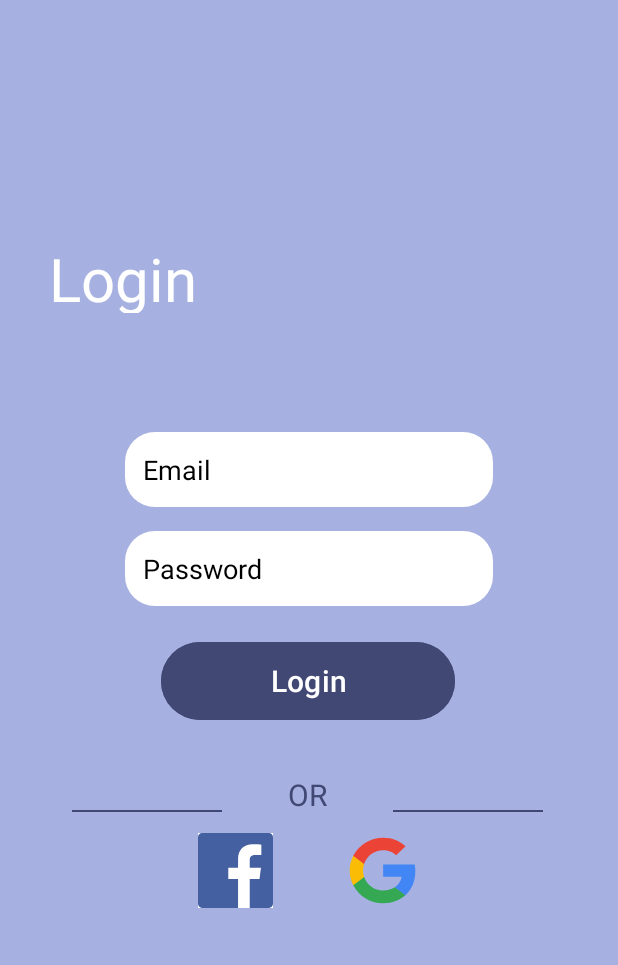
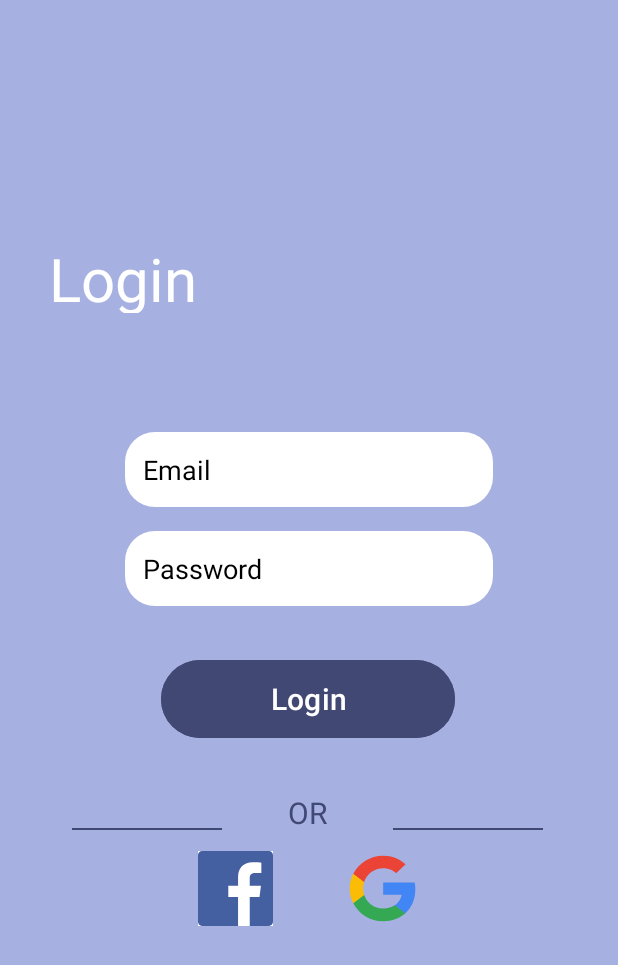
Before and after one commit to saraashraf11/Taste-Finder, an Android app: the LoginActivity screen opened directly, with no data from a screen before it, on a phone screen of 412 x 824 dp. Shown: the top 965 px of the screen. Run offline under Robolectric (Android 15) with nearby library versions, the phone set to English and light mode, and no system bars; 1 statement that could not run was skipped.

Commit message:
'besho'update'

```diff
--- a/TasteFinder/app/src/main/res/layout/activity_login.xml
+++ b/TasteFinder/app/src/main/res/layout/activity_login.xml
@@ -26,12 +26,10 @@
         app:layout_constraintStart_toEndOf="@+id/tvOr"
         app:layout_constraintTop_toBottomOf="@+id/btnLogin" />
 
-
     <ImageView
         android:id="@+id/google_login"
         android:layout_width="wrap_content"
         android:layout_height="wrap_content"
-        android:layout_alignParentEnd="true"
         android:layout_marginTop="4dp"
         android:layout_marginEnd="132dp"
         android:src="@drawable/google_svgrepo_com"
@@ -55,16 +53,15 @@
         android:layout_width="245dp"
         android:layout_height="50dp"
         android:layout_marginTop="288dp"
+        android:layout_marginStart="32dp"
+        android:layout_marginEnd="32dp"
         android:background="@drawable/rounded_corners"
         android:hint="Email"
         android:inputType="textEmailAddress"
         android:padding="12dp"
         android:textColorHint="@color/black"
-        app:layout_constraintEnd_margin="32dp"
         app:layout_constraintEnd_toEndOf="parent"
-        app:layout_constraintStart_margin="32dp"
         app:layout_constraintStart_toStartOf="parent"
-        app:layout_constraintTop_margin="180dp"
         app:layout_constraintTop_toTopOf="parent" />
 
     <EditText
@@ -72,36 +69,33 @@
         android:layout_width="245dp"
         android:layout_height="50dp"
         android:layout_marginTop="16dp"
+        android:layout_marginStart="32dp"
+        android:layout_marginEnd="32dp"
         android:background="@drawable/rounded_corners"
         android:hint="Password"
         android:textColorHint="@color/black"
         android:inputType="textPassword"
         android:padding="12dp"
-        app:layout_constraintEnd_margin="32dp"
         app:layout_constraintEnd_toEndOf="parent"
-        app:layout_constraintStart_margin="32dp"
         app:layout_constraintStart_toStartOf="parent"
-        app:layout_constraintTop_margin="24dp"
         app:layout_constraintTop_toBottomOf="@+id/Email_login" />
 
     <Button
         android:id="@+id/btnLogin"
         android:layout_width="196dp"
         android:layout_height="60dp"
-        android:layout_marginTop="20dp"
+        android:layout_marginTop="32dp"
+        android:layout_marginStart="32dp"
+        android:layout_marginEnd="32dp"
         android:backgroundTint="#424874"
         android:padding="12dp"
         android:text="Login"
         android:textSize="20sp"
         android:textColor="@color/white"
-        app:layout_constraintEnd_margin="32dp"
         app:layout_constraintEnd_toEndOf="parent"
         app:layout_constraintHorizontal_bias="0.497"
-        app:layout_constraintStart_margin="32dp"
         app:layout_constraintStart_toStartOf="parent"
-        app:layout_constraintTop_margin="32dp"
         app:layout_constraintTop_toBottomOf="@+id/Password_login" />
-
 
     <TextView
         android:id="@+id/tvOr"
@@ -109,14 +103,12 @@
         android:layout_height="wrap_content"
         android:layout_marginTop="24dp"
         android:padding="8dp"
-
         android:text="OR"
         android:textColor="#424874"
         android:textSize="20sp"
         app:layout_constraintEnd_toEndOf="parent"
         app:layout_constraintHorizontal_bias="0.498"
         app:layout_constraintStart_toStartOf="parent"
-        app:layout_constraintTop_margin="24dp"
         app:layout_constraintTop_toBottomOf="@+id/btnLogin" />
 
     <View
@@ -133,7 +125,6 @@
         android:id="@+id/facebook_login"
         android:layout_width="wrap_content"
         android:layout_height="wrap_content"
-        android:layout_alignParentStart="true"
         android:layout_marginStart="132dp"
         android:layout_marginTop="4dp"
         android:background="@color/white"
@@ -141,5 +132,4 @@
         app:layout_constraintStart_toStartOf="parent"
         app:layout_constraintTop_toBottomOf="@+id/tvOr" />
 
-
 </androidx.constraintlayout.widget.ConstraintLayout>
```
